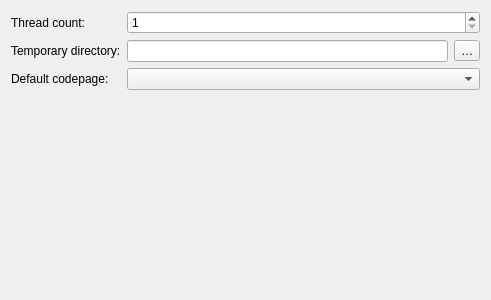
Before: the Qt Designer form gui/preferences/generalpage/generalpage.ui in flacon/flacon, drawn with Qt 5.
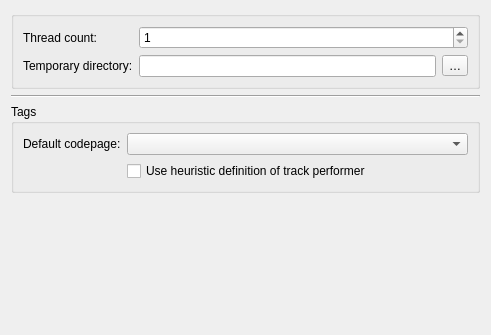
After: the same form once the commit is applied. Custom widgets are drawn as their Qt base class.

Commit message: Close issue #108: Problem with cue parsing when there is no per-track performer and a dash in track title

```diff
--- a/gui/preferences/generalpage/generalpage.ui
+++ b/gui/preferences/generalpage/generalpage.ui
@@ -7,7 +7,7 @@
     <x>0</x>
     <y>0</y>
     <width>491</width>
-    <height>300</height>
+    <height>335</height>
    </rect>
   </property>
   <property name="windowTitle">
@@ -15,13 +15,14 @@
   </property>
   <layout class="QVBoxLayout" name="verticalLayout">
    <item>
-    <layout class="QFormLayout" name="formLayout">
-     <property name="sizeConstraint">
-      <enum>QLayout::SetMinimumSize</enum>
+    <widget class="QGroupBox" name="groupBox_2">
+     <property name="title">
+      <string/>
      </property>
-     <property name="formAlignment">
-      <set>Qt::AlignLeading|Qt::AlignLeft|Qt::AlignTop</set>
+     <property name="flat">
+      <bool>true</bool>
      </property>
+     <layout class="QFormLayout" name="formLayout_3">
      <item row="0" column="0">
       <widget class="QLabel" name="threadsCountLabel">
        <property name="text">
@@ -78,7 +79,26 @@
        </item>
       </layout>
      </item>
-     <item row="2" column="0">
+     </layout>
+    </widget>
+   </item>
+   <item>
+    <widget class="Line" name="line">
+     <property name="orientation">
+      <enum>Qt::Horizontal</enum>
+     </property>
+    </widget>
+   </item>
+   <item>
+    <widget class="QGroupBox" name="groupBox">
+     <property name="title">
+      <string extracomment="Groupbox title on preferences dialog">Tags</string>
+     </property>
+     <property name="flat">
+      <bool>true</bool>
+     </property>
+     <layout class="QFormLayout" name="formLayout">
+      <item row="0" column="0">
       <widget class="QLabel" name="codePageLabel">
        <property name="text">
         <string>Default codepage:</string>
@@ -88,7 +108,7 @@
        </property>
       </widget>
      </item>
-     <item row="2" column="1">
+      <item row="0" column="1">
       <widget class="CodePageComboBox" name="codePageComboBox">
        <property name="sizePolicy">
         <sizepolicy hsizetype="MinimumExpanding" vsizetype="Fixed">
@@ -98,7 +118,18 @@
        </property>
       </widget>
      </item>
-    </layout>
+      <item row="1" column="1">
+       <widget class="QCheckBox" name="splitTrackTitleCbx">
+        <property name="toolTip">
+         <string extracomment="Checkbox tooltip on preferences dialog">If the &quot;TITLE&quot; tag contains the artist's and the track names combined by a separator character, the program will try to assign the appropriate tags.</string>
+        </property>
+        <property name="text">
+         <string extracomment="Checkbox text on preferences ">Use heuristic definition of track performer</string>
+        </property>
+       </widget>
+      </item>
+     </layout>
+    </widget>
    </item>
    <item>
     <spacer name="verticalSpacer">
```
Lines whose indentation alone changed are shown as unchanged. The commit also changes 8 other files.
